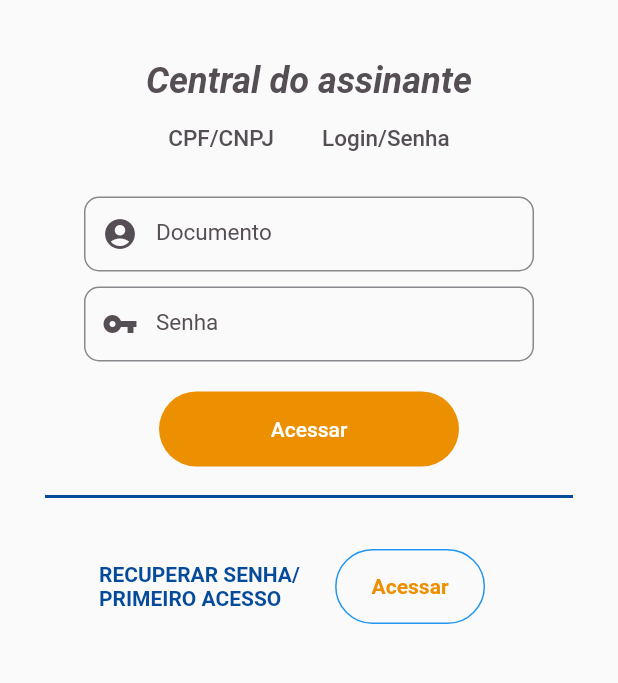
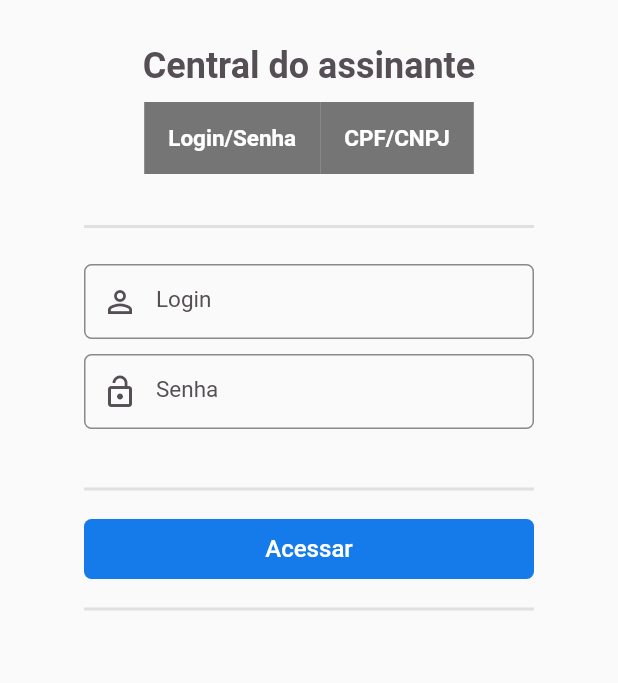
Before and after one commit to AndressaCode/sgpmobile, a Flutter app: the screen it shows after launch, after a tap on "Login", on a phone screen of 412 x 824 dp, the part 324-1007 px from its top. Run offline on Flutter 3.47's test engine with Material 2 defaults, Android fonts, the phone set to English and light mode, and no system bars; our stand-ins replace flutter_masked_text.

Commit message:
Ajuste página Login/Senha, inserção do widget IndexedState

```diff
--- a/lib/loginUsuario.dart
+++ b/lib/loginUsuario.dart
@@ -7,6 +7,8 @@ class LoginUsuario extends StatefulWidget {
 }
 
 class _LoginUsuarioState extends State<LoginUsuario> {
+  int index = 0;
+
   @override
   Widget build(BuildContext context) {
     final _user = new TextEditingController();
@@ -42,42 +44,65 @@ class _LoginUsuarioState extends State<LoginUsuario> {
               color: Color(0xFF554E54),
               thickness: 20.0,
             ),
-            SizedBox(
-              height: 40.0,
-            ),
+            SizedBox(height: 30.0),
             Text(
               'Central do assinante',
               style: TextStyle(
                   color: Color(0xFF554E54),
                   fontWeight: FontWeight.bold,
-                  fontSize: 24.0,
-                  fontStyle: FontStyle.italic),
+                  fontSize: 24.0
+              ),
             ),
-//            Divider(
-//              color: Color(0xFF054B9A),
-//              height: 20.0,
-//              thickness: 2.0,
-//              indent: 30.0,
-//              endIndent: 30.0,
-//            ),
-            Center(
-              child: Container(
-                child: Row(
+            SizedBox(height: 10.0),
+            IndexedStack(
+              children: [
+                Row(
                   mainAxisAlignment: MainAxisAlignment.center,
                   children: [
-                    FlatButton(
-                      onPressed: () {},
-                      child: Text('CPF/CNPJ',
-                        style: TextStyle(fontSize: 15.0, color: Color(0xFF554E54))),
-
+                    Container(
+                      color: Colors.grey[600],
+                      child: FlatButton(
+                        onPressed: () {
+                          if (index == 2) {
+                            setState(() {
+                              index = 0;
+                            });
+                          } else setState(() {
+                            index++;
+                          });
+                        },
+                        child: Text('Login/Senha',
+                        style: TextStyle(
+                          color: Colors.white,
+                          fontWeight: FontWeight.bold,
+                          fontSize: 15.0,
+                        ),),
+                      ),
                     ),
-                    FlatButton(
-                      onPressed: () {},
-                      child: Text('Login/Senha',
-                        style: TextStyle(fontSize: 15.0, color: Color(0xFF554E54))),
+                    Container(
+                      color: Colors.grey[600],
+                      child: FlatButton(
+                        onPressed: () {},
+                        child: Text('CPF/CNPJ',
+                          style: TextStyle(
+                            color: Colors.white,
+                            fontWeight: FontWeight.bold,
+                            fontSize: 15.0,
+                          ),
+                        ),
+                      ),
                     ),
                   ],
-                ),
+                )
+              ],
+            ),
+            SizedBox(height: 25.0),
+            Container(
+              width: 300.0,
+              child: Divider(
+                color: Colors.grey[300],
+                height: 20.0,
+                thickness: 2.0,
               ),
             ),
             SizedBox(height: 15.0),
@@ -88,22 +113,22 @@ class _LoginUsuarioState extends State<LoginUsuario> {
                 controller: cpfController,
                 decoration: InputDecoration(
                   prefixIcon: Icon(
-                    Icons.account_circle,
+                    Icons.person_outline,
                     color: Color(0xFF554E54),
                   ),
                   focusedBorder: OutlineInputBorder(
-                    borderRadius: BorderRadius.circular(10.0),
+                    borderRadius: BorderRadius.circular(5.0),
                     borderSide: BorderSide(
                       color: Color(0xFF554E54),
                     ),
                   ),
                   enabledBorder: OutlineInputBorder(
-                      borderRadius: BorderRadius.circular(10.0),
+                      borderRadius: BorderRadius.circular(5.0),
                       borderSide: BorderSide(
                         color: Color(0xFF88898C),
                         width: 1.0,
                       )),
-                  hintText: 'Documento',
+                  hintText: 'Login',
                   hintStyle: TextStyle(fontSize: 15.0, color: Color(0xFF554E54)),
                 ),
               ),
@@ -118,17 +143,17 @@ class _LoginUsuarioState extends State<LoginUsuario> {
                 obscureText: true,
                 decoration: InputDecoration(
                   prefixIcon: Icon(
-                    Icons.vpn_key,
+                    Icons.lock_open,
                     color: Color(0xFF554E54),
                   ),
                   focusedBorder: OutlineInputBorder(
-                    borderRadius: BorderRadius.circular(10.0),
+                    borderRadius: BorderRadius.circular(5.0),
                     borderSide: BorderSide(
                       color: Color(0xFF554E54),
                     ),
                   ),
                   enabledBorder: OutlineInputBorder(
-                      borderRadius: BorderRadius.circular(10.0),
+                      borderRadius: BorderRadius.circular(5.0),
                       borderSide: BorderSide(
                         color: Color(0xFF88898C),
                         width: 1.0,
@@ -138,80 +163,42 @@ class _LoginUsuarioState extends State<LoginUsuario> {
                 ),
               ),
             ),
-            SizedBox(height: 20.0),
+            SizedBox(height: 30.0),
             Container(
-              width: 200.0,
-              height: 50.0,
+              width: 300.0,
+              child: Divider(
+                color: Colors.grey[300],
+                height: 20.0,
+                thickness: 2.0,
+              ),
+            ),
+            SizedBox(height: 10.0),
+            Container(
+              width: 300.0,
+              height: 40.0,
               child: FlatButton(
-                color: Color(0xFFEC8F00),
+                color: Color(0xFF167BEA),
                 splashColor: Colors.blueAccent,
                 onPressed: () {},
-                shape: StadiumBorder(),
+                shape: RoundedRectangleBorder(
+                  borderRadius: BorderRadius.circular(5.0),
+                ),
                 child: Text(
                   'Acessar',
                   style: TextStyle(
+                    fontSize: 16.0,
                     color: Colors.white,
                   ),
                 ),
               ),
             ),
             SizedBox(height: 10.0),
-            Divider(
-              color: Color(0xFF054B9A),
-              height: 20.0,
-              thickness: 2.0,
-              indent: 30.0,
-              endIndent: 30.0,
-            ),
             Container(
               width: 300.0,
-              height: 100.0,
-//              color: Colors.blueAccent,
-              child: Padding(
-                padding: const EdgeInsets.all(10.0),
-                child: Row(
-                  mainAxisAlignment: MainAxisAlignment.start,
-                  crossAxisAlignment: CrossAxisAlignment.start,
-                  children: [
-                    Column(
-                      crossAxisAlignment: CrossAxisAlignment.start,
-                      mainAxisAlignment: MainAxisAlignment.center,
-                      children: [
-                        Text(
-                          'RECUPERAR SENHA/ ',
-                          style: TextStyle(
-                              color: Color(0xFF054B9A),
-                              fontWeight: FontWeight.bold),
-                        ),
-                        Text(
-                          'PRIMEIRO ACESSO',
-                          style: TextStyle(
-                              color: Color(0xFF054B9A),
-                              fontWeight: FontWeight.bold),
-                        ),
-                      ],
-                    ),
-                    SizedBox(
-                      width: 20.0,
-                    ),
-                    Center(
-                      child: Container(
-                        width: 100.0,
-                        height: 50.0,
-                        child: OutlineButton(
-                          color: Color(0xFFEC8F00),
-                          onPressed: () {},
-                          child: Text('Acessar',
-                              style: TextStyle(
-                                  color: Color(0xFFEC8F00),
-                                  fontWeight: FontWeight.bold)),
-                          borderSide: BorderSide(color: Colors.blue),
-                          shape: StadiumBorder(),
-                        ),
-                      ),
-                    ),
-                  ],
-                ),
+              child: Divider(
+                color: Colors.grey[300],
+                height: 20.0,
+                thickness: 2.0,
               ),
             ),
           ],
```
